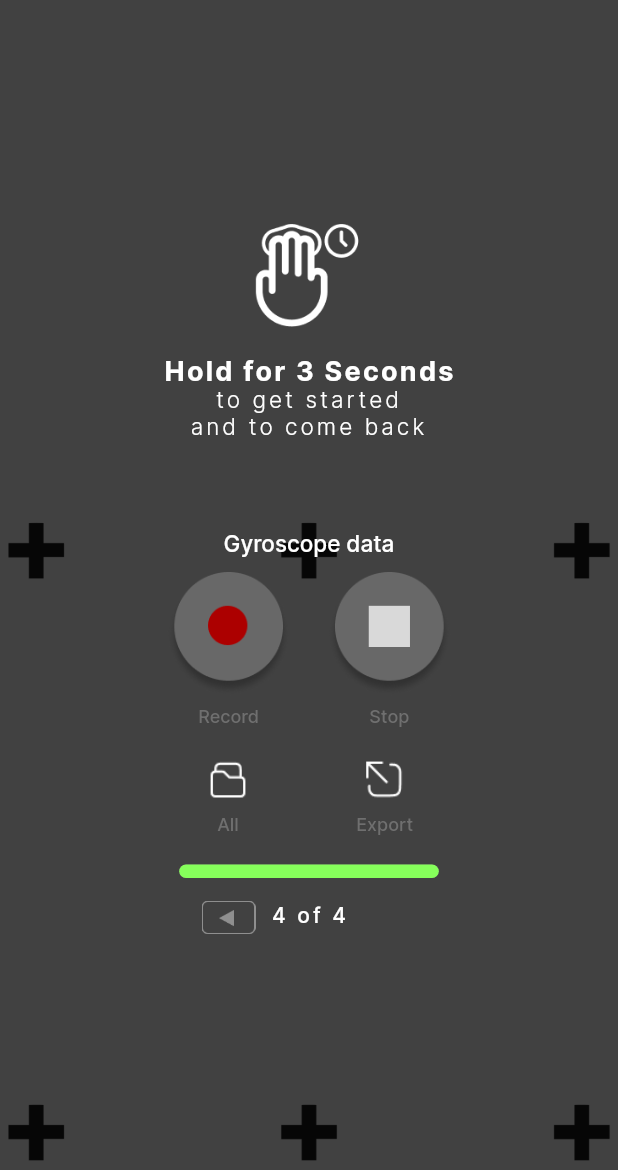
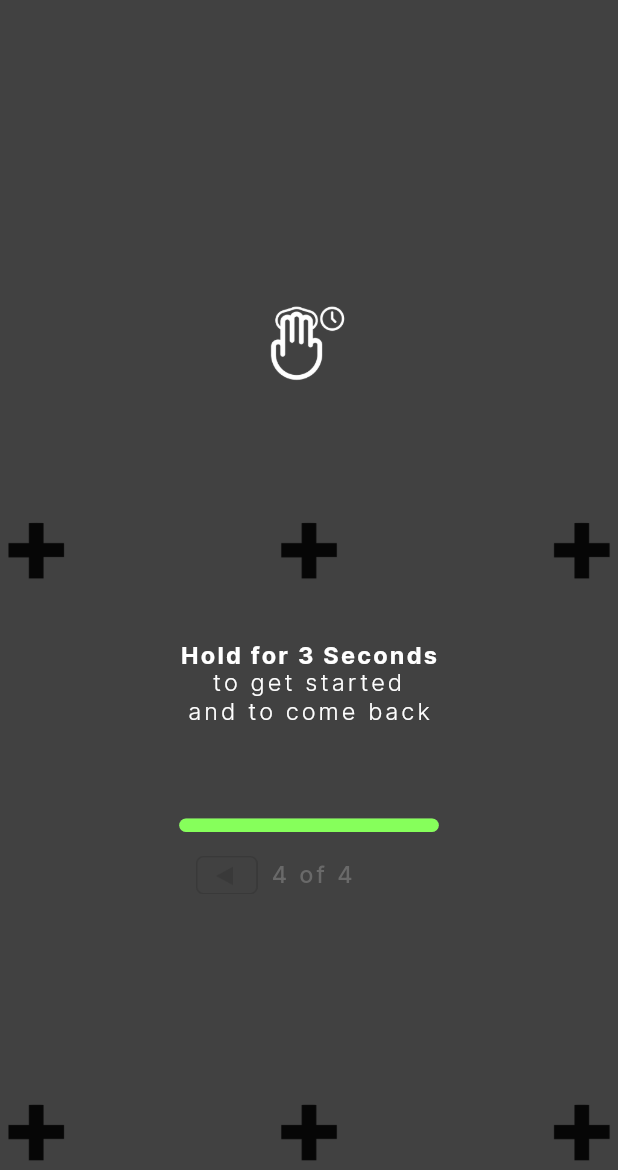
Before and after one commit to harsh-luthra/Chroma-, a Flutter app: the MainScreen screen opened by its route, on a phone screen of 412 x 824 dp, the part 66-1236 px from its top. Run offline on Flutter 3.47's test engine with Material 2 defaults, Android fonts, the phone set to English and light mode, and no system bars; our stand-ins replace auto_size_text, csv, flutter_colorpicker, flutter_slidable, flutter_svg, sensors_plus and 2 more; missing offline and left inert: to_csv, undo; accounts and stored records are empty.

Commit message:
Made Changes in main_screen.dart

```diff
--- a/lib/main_screen.dart
+++ b/lib/main_screen.dart
@@ -55,6 +55,8 @@ class MainScreenState extends State<MainScreen> {
   Timer holdTimer = Timer(const Duration(milliseconds: 1), () {});
   bool showingThreeFingersMenu = true;
 
+  double? fontSize = 15;
+
   MarkersDataObj markersDataObj = new MarkersDataObj();
 
   @override
@@ -73,6 +75,7 @@ class MainScreenState extends State<MainScreen> {
   Widget build(BuildContext context) {
     screenWidth = MediaQuery.of(context).size.width;
     screenHeight = MediaQuery.of(context).size.height;
+    fontSize = screenWidth! * 0.038;
     double cornerSpace = screenWidth! * cornerMargin;
     return Scaffold(
       backgroundColor: selectedColor,
@@ -193,17 +196,11 @@ class MainScreenState extends State<MainScreen> {
           Container(
             color: const Color.fromARGB(190, 0, 0, 0),
           ),
-          Column(
-            crossAxisAlignment: CrossAxisAlignment.center,
-            mainAxisAlignment: MainAxisAlignment.center,
-            mainAxisSize: MainAxisSize.max,
-            children: [
-              SizedBox(
-                height: screenHeight! * 0.05,
-              ),
-              Container(
-                width: screenWidth! * 0.175,
-                height: screenWidth! * 0.175,
+          Positioned(
+            top: screenHeight! * 0.3,
+            child: Container(
+              width: screenWidth! * 0.125,
+              height: screenWidth! * 0.125,
               decoration: const BoxDecoration(
                 color: Colors.transparent,
                 image: DecorationImage(
@@ -212,26 +209,31 @@ class MainScreenState extends State<MainScreen> {
                 ),
               ),
             ),
-              SizedBox(
-                height: screenHeight! * 0.025,
           ),
-              const Text(
+          Positioned(
+            top: screenHeight! * 0.575,
+            child: Column(
+              crossAxisAlignment: CrossAxisAlignment.center,
+              mainAxisAlignment: MainAxisAlignment.center,
+              mainAxisSize: MainAxisSize.max,
+              children: [
+                Text(
                   "Hold for 3 Seconds",
                   style: TextStyle(
                       color: Colors.white,
                       fontFamily: 'Inter',
-                    fontSize: 18,
+                      fontSize: fontSize,
                       letterSpacing: 1.5,
                       fontWeight: FontWeight.bold,
                       height: 1),
                 ),
-              const Text(
+                Text(
                   "to get started\nand to come back",
                   textAlign: TextAlign.center,
                   style: TextStyle(
                       color: Colors.white,
                       fontFamily: 'Inter',
-                    fontSize: 15,
+                      fontSize: fontSize,
                       letterSpacing: 2,
                       fontWeight: FontWeight.w300,
                       height: 1.2),
@@ -239,6 +241,26 @@ class MainScreenState extends State<MainScreen> {
                 SizedBox(
                   height: screenHeight! * 0.075,
                 ),
+
+                progressBarSized(1),
+                SizedBox(
+                  height: screenHeight! * 0.01,
+                ),
+                bottomBackButton(),
+
+              ],
+            ),
+          ),
+        ],
+      );
+    } else {
+      return Container();
+    }
+  }
+
+  Widget Gyroscope(){
+    return Column(
+      children: [
         const Text(
           "Gyroscope data",
           textAlign: TextAlign.center,
@@ -269,8 +291,7 @@ class MainScreenState extends State<MainScreen> {
                 HapticFeedback.mediumImpact();
                 print("Pressed Stop Button");
               },
-                    child: buttonImg(
-                        "Stop", AppConstants.stopRecordImg, screenWidth! * 0.2),
+              child: buttonImg("Stop", AppConstants.stopRecordImg, screenWidth! * 0.2),
             ),
           ],
         ),
@@ -305,18 +326,8 @@ class MainScreenState extends State<MainScreen> {
         SizedBox(
           height: screenHeight! * 0.025,
         ),
-              progressBarSized(1),
-              SizedBox(
-                height: screenHeight! * 0.01,
-              ),
-              bottomBackButton(),
-            ],
-          ),
       ],
     );
-    } else {
-      return Container();
-    }
   }
 
   void All_Data_List() {
@@ -417,7 +428,7 @@ class MainScreenState extends State<MainScreen> {
   }
 
   Widget bottomBackButton() {
-    double backButtonSize = 36;
+    double backButtonSize = screenWidth! * 0.1;
     if (showBack) {
       return Row(
         mainAxisAlignment: MainAxisAlignment.center,
@@ -433,26 +444,26 @@ class MainScreenState extends State<MainScreen> {
                 height: backButtonSize,
                 decoration: const BoxDecoration(
                   image: DecorationImage(
-                      image: AppConstants.backImgWhite, fit: BoxFit.fitWidth),
+                      image: AppConstants.backImg, fit: BoxFit.fitWidth),
                 )),
           ),
-          const SizedBox(
-            width: 10,
+          SizedBox(
+              width: screenWidth! * 0.02
           ),
           Text(
             '$progressInt of 4',
             textAlign: TextAlign.left,
-            style: const TextStyle(
-                color: Colors.white,
+            style: TextStyle(
+                color: const Color.fromRGBO(105, 105, 105, 1),
                 fontFamily: 'Inter',
-                fontSize: 14,
+                fontSize: fontSize,
                 letterSpacing:
                 2 /*percentages not used in flutter. defaulting to zero*/,
                 fontWeight: FontWeight.normal,
                 height: 1),
           ),
-          const SizedBox(
-            width: 10,
+          SizedBox(
+              width: screenWidth! * 0.01
           ),
           Container(
             alignment: Alignment.centerLeft,
@@ -467,6 +478,7 @@ class MainScreenState extends State<MainScreen> {
         children: [
           GestureDetector(
             onTap: () {
+              HapticFeedback.mediumImpact();
               goBack();
             },
             child: Container(
@@ -475,23 +487,23 @@ class MainScreenState extends State<MainScreen> {
               height: backButtonSize,
             ),
           ),
-          const SizedBox(
-            width: 10,
+          SizedBox(
+              width: screenWidth! * 0.09
           ),
           Text(
             '$progressInt of 4',
             textAlign: TextAlign.left,
-            style: const TextStyle(
-                color: Color.fromRGBO(105, 105, 105, 1),
+            style: TextStyle(
+                color: const Color.fromRGBO(105, 105, 105, 1),
                 fontFamily: 'Inter',
-                fontSize: 14,
+                fontSize: fontSize,
                 letterSpacing:
                 2 /*percentages not used in flutter. defaulting to zero*/,
                 fontWeight: FontWeight.normal,
                 height: 1),
           ),
-          const SizedBox(
-            width: 10,
+          SizedBox(
+              width: screenWidth! * 0.09
           ),
           Container(
             alignment: Alignment.centerLeft,
--- a/lib/select_color.dart
+++ b/lib/select_color.dart
@@ -747,4 +747,5 @@ class SelectColorState extends State<SelectColor> {
       );
     }
   }
+
 }
```
Lines whose indentation alone changed are shown as unchanged.
